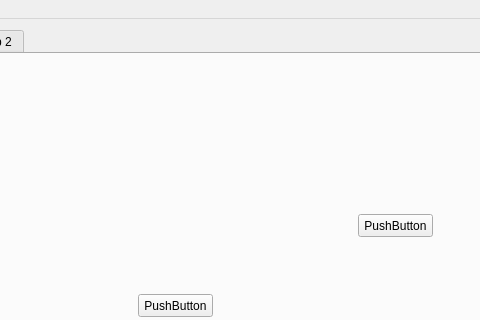
The window that uis/GUI_v1.ui (JakubBurczyk/Evolutionary_PID_Tuner) describes before a commit, drawn with Qt 5; both pictures show x 93 to 573 and y 0 to 320 of the 828 by 609 pixel window.
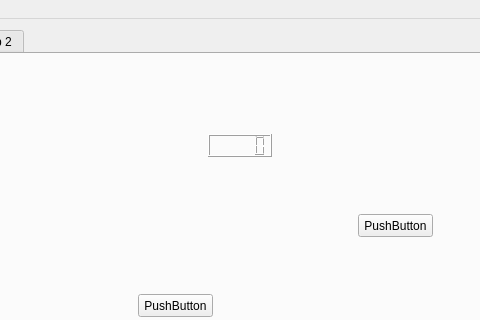
The same window after the commit.

Patch:
```diff
--- a/uis/GUI_v1.ui
+++ b/uis/GUI_v1.ui
@@ -50,6 +50,16 @@
          <string>PushButton</string>
         </property>
        </widget>
+       <widget class="QLCDNumber" name="lcdNumber">
+        <property name="geometry">
+         <rect>
+          <x>290</x>
+          <y>80</y>
+          <width>64</width>
+          <height>23</height>
+         </rect>
+        </property>
+       </widget>
       </widget>
       <widget class="QWidget" name="tab_2">
        <attribute name="title">
```
